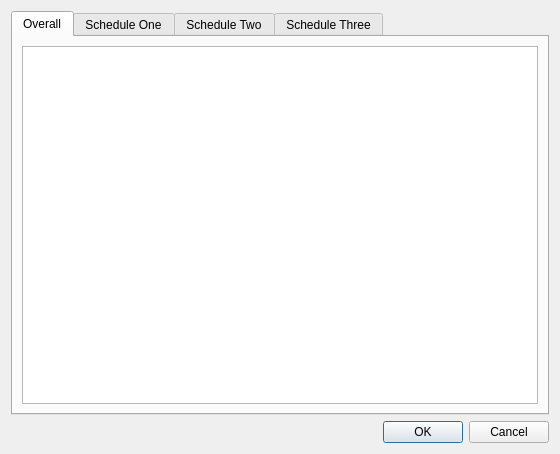
Before: the Qt Designer form displaytablesdialog.ui in miyamot0/DataTracker3, drawn with Qt 5.
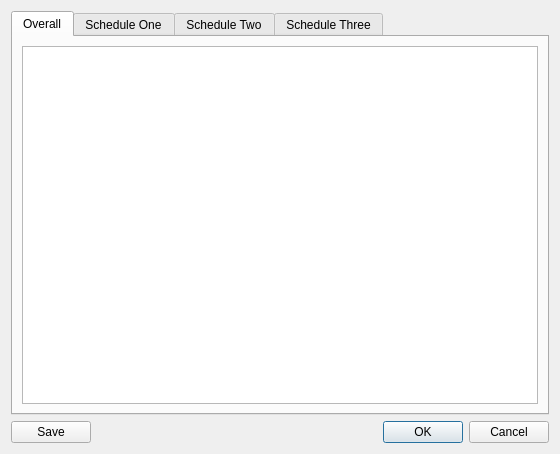
After: the same form once the commit is applied.

```diff
--- a/displaytablesdialog.ui
+++ b/displaytablesdialog.ui
@@ -62,6 +62,28 @@
     </widget>
    </item>
    <item>
+    <layout class="QHBoxLayout" name="horizontalLayout">
+     <item>
+      <widget class="QPushButton" name="pushButtonSave">
+       <property name="text">
+        <string>Save</string>
+       </property>
+      </widget>
+     </item>
+     <item>
+      <spacer name="horizontalSpacer">
+       <property name="orientation">
+        <enum>Qt::Horizontal</enum>
+       </property>
+       <property name="sizeHint" stdset="0">
+        <size>
+         <width>40</width>
+         <height>20</height>
+        </size>
+       </property>
+      </spacer>
+     </item>
+     <item>
     <widget class="QDialogButtonBox" name="buttonBox">
      <property name="orientation">
       <enum>Qt::Horizontal</enum>
@@ -70,6 +92,8 @@
       <set>QDialogButtonBox::Cancel|QDialogButtonBox::Ok</set>
      </property>
     </widget>
+     </item>
+    </layout>
    </item>
   </layout>
  </widget>
```
Lines whose indentation alone changed are shown as unchanged.
